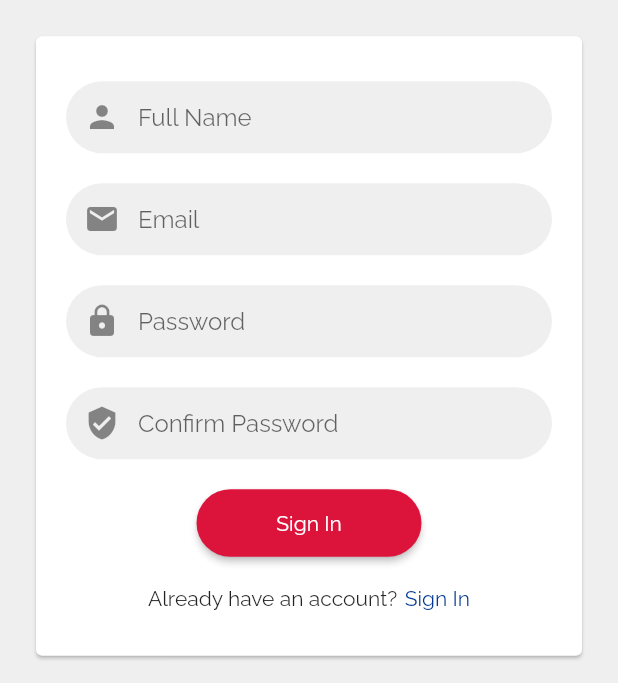
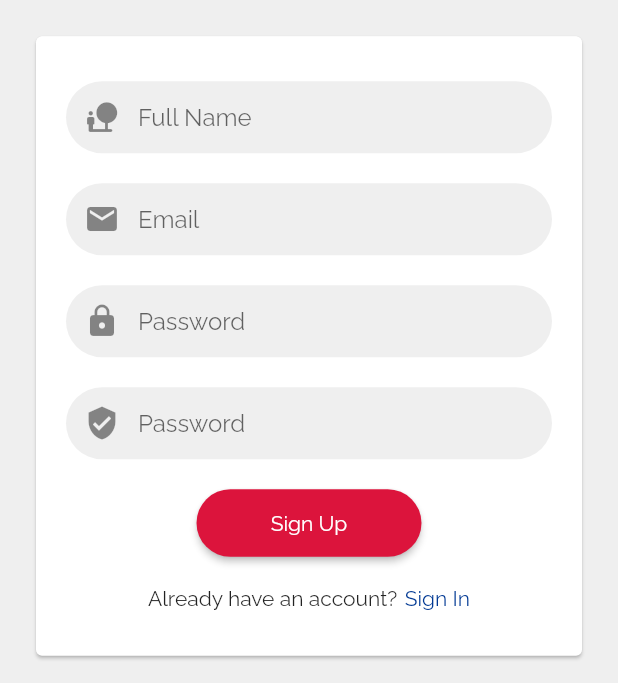
Before and after one commit to SabinTamangPakhrin/Saral-Notes, a Flutter app: the RegisterScreen screen opened directly, on a phone screen of 412 x 824 dp, the part 392-1075 px from its top. Run offline on Flutter 3.47's test engine with Material 2 defaults, Android fonts, the phone set to English and light mode, and no system bars; our stand-ins replace firebase_auth, firebase_core; accounts and stored records are empty.

Commit message:
Register screen refactored

```diff
--- a/lib/screens/register.dart
+++ b/lib/screens/register.dart
@@ -2,6 +2,7 @@ import 'package:flutter/material.dart';
 import 'package:saral_notes/screens/widgets/company_logo.dart';
 import 'package:saral_notes/screens/widgets/custom_button.dart';
 import 'package:saral_notes/screens/login.dart';
+import 'package:saral_notes/screens/widgets/custom_textfield.dart';
 import 'package:saral_notes/utils/authentication.dart';
 import 'package:saral_notes/utils/validator.dart';
 
@@ -19,15 +20,57 @@ class _RegisterScreenState extends State<RegisterScreen> {
 
   final _auth = Authentication();
 
-  TextEditingController _nameC = TextEditingController();
+  bool _loading = false;
 
-  TextEditingController _emailC = TextEditingController();
+  //decalting custom textfields
+  CustomTextField _nameTextField;
+  CustomTextField _emailTextField;
+  CustomTextField _passwordTextField;
+  CustomTextField _confirmPasswordTextField;
 
-  TextEditingController _passC = TextEditingController();
+  @override
+  void initState() {
 
-  TextEditingController _cpassC = TextEditingController();
-
-  bool _loading = false;
+    //initializing name, email, password and confirm password custom Textfield
+    _nameTextField = new CustomTextField(
+      hintText: 'Full Name',
+      icon: Icon(Icons.nature_people_rounded),
+      inputType: TextInputType.emailAddress,
+      showText: true,
+      validator: validator.fNameValidator,
+      visibilityIcon: false,
+    );
+    _emailTextField = new CustomTextField(
+      hintText: 'Email',
+      icon: Icon(Icons.mail),
+      inputType: TextInputType.emailAddress,
+      showText: true,
+      validator: validator.emailValidator,
+      visibilityIcon: false,
+    );
+    _passwordTextField = new CustomTextField(
+      hintText: 'Password',
+      icon: Icon(Icons.lock),
+      inputType: TextInputType.emailAddress,
+      showText: false,
+      validator: validator.passwordValidator,
+      visibilityIcon: false,
+    );
+    _confirmPasswordTextField = new CustomTextField(
+      hintText: 'Password',
+      icon: Icon(Icons.verified_user_sharp),
+      inputType: TextInputType.emailAddress,
+      showText: false,
+      validator: (value) {
+        if (value != _passwordTextField.getText()) {
+          return 'Password doesnot matched.';
+        }
+        return null;
+      },
+      visibilityIcon: false,
+    );
+    super.initState();
+  }
 
   @override
   Widget build(BuildContext context) {
@@ -68,13 +111,13 @@ class _RegisterScreenState extends State<RegisterScreen> {
           key: _formKey,
           child: Column(
             children: [
-              _nameTextField(),
+              _nameTextField,
               SizedBox(height: 20),
-              _emailTextField(),
+              _emailTextField,
               SizedBox(height: 20),
-              _passwordTextField(),
+              _passwordTextField,
               SizedBox(height: 20),
-              _confirmPasswordTextField(),
+              _confirmPasswordTextField,
               SizedBox(height: 20),
               _signUpBtn(),
               SizedBox(height: 20),
@@ -86,89 +129,9 @@ class _RegisterScreenState extends State<RegisterScreen> {
     );
   }
 
-  Widget _nameTextField() {
-    return TextFormField(
-      controller: _nameC,
-      decoration: InputDecoration(
-        hintText: 'Full Name',
-        filled: true,
-        fillColor: Color(0xffEFEFEF),
-        border: OutlineInputBorder(
-          borderSide: BorderSide.none,
-          borderRadius: BorderRadius.circular(40),
-        ),
-        prefixIcon: Icon(Icons.person),
-        contentPadding: EdgeInsets.all(8),
-      ),
-      validator: validator.fNameValidator,
-    );
-  }
-
-  Widget _emailTextField() {
-    return TextFormField(
-      controller: _emailC,
-      keyboardType: TextInputType.emailAddress,
-      decoration: InputDecoration(
-        hintText: 'Email',
-        filled: true,
-        fillColor: Color(0xffEFEFEF),
-        border: OutlineInputBorder(
-          borderSide: BorderSide.none,
-          borderRadius: BorderRadius.circular(40),
-        ),
-        prefixIcon: Icon(Icons.mail),
-        contentPadding: EdgeInsets.all(8),
-      ),
-      validator: validator.emailValidator,
-    );
-  }
-
-  Widget _passwordTextField() {
-    return TextFormField(
-      controller: _passC,
-      obscureText: true,
-      decoration: InputDecoration(
-        hintText: 'Password',
-        filled: true,
-        fillColor: Color(0xffEFEFEF),
-        border: OutlineInputBorder(
-          borderSide: BorderSide.none,
-          borderRadius: BorderRadius.circular(40),
-        ),
-        prefixIcon: Icon(Icons.lock),
-        contentPadding: EdgeInsets.all(8),
-      ),
-      validator: validator.passwordValidator,
-    );
-  }
-
-  Widget _confirmPasswordTextField() {
-    return TextFormField(
-      controller: _cpassC,
-      obscureText: true,
-      decoration: InputDecoration(
-        hintText: 'Confirm Password',
-        filled: true,
-        fillColor: Color(0xffEFEFEF),
-        border: OutlineInputBorder(
-          borderSide: BorderSide.none,
-          borderRadius: BorderRadius.circular(40),
-        ),
-        prefixIcon: Icon(Icons.verified_user),
-        contentPadding: EdgeInsets.all(8),
-      ),
-      validator: (value) {
-        if (value != _passC.text) {
-          return 'Password doesnot matched.';
-        }
-        return null;
-      },
-    );
-  }
-
   Widget _signUpBtn() {
     return CustomButton(
-      buttonTitle: 'SignUp',
+      buttonTitle: 'Sign Up',
       loading: _loading,
       onTap: signUp,
     );
@@ -200,7 +163,8 @@ class _RegisterScreenState extends State<RegisterScreen> {
       setState(() {
         _loading = true;
       });
-      bool success = await _auth.signUp(_emailC.text, _cpassC.text);
+      bool success = await _auth.signUp(
+          _emailTextField.getText(), _confirmPasswordTextField.getText());
       if (success) {
         setState(() {
           _loading = false;
--- a/lib/screens/widgets/custom_button.dart
+++ b/lib/screens/widgets/custom_button.dart
@@ -4,7 +4,8 @@ class CustomButton extends StatelessWidget {
   CustomButton({
     this.buttonTitle,
     this.onTap,
-    this.loading,  });
+    this.loading,
+  });
 
   final String buttonTitle;
   final Function onTap;
@@ -18,7 +19,7 @@ class CustomButton extends StatelessWidget {
         shape: RoundedRectangleBorder(borderRadius: BorderRadius.circular(40)),
         color: Color(0xffDC143C),
         textColor: Colors.white,
-        child: loading ? Text('Loading...') : Text('Sign In'),
+        child: loading ? Text('Loading...') : Text(buttonTitle),
         onPressed: loading ? null : onTap,
       ),
     );
--- a/lib/screens/widgets/custom_textfield.dart
+++ b/lib/screens/widgets/custom_textfield.dart
@@ -8,6 +8,7 @@ class CustomTextField extends StatefulWidget {
     this.icon,
     this.validator,
     this.showText = false,
+    this.visibilityIcon = true,
   });
 
   final TextEditingController textEditingController;
@@ -16,6 +17,7 @@ class CustomTextField extends StatefulWidget {
   final Icon icon;
   final Function validator;
   final bool showText;
+  final bool visibilityIcon;
   final _CustomTextFieldState _customTextFieldState =
       new _CustomTextFieldState();
   String getText() => _customTextFieldState.getText();
@@ -69,9 +71,11 @@ class _CustomTextFieldState extends State<CustomTextField> {
           borderRadius: BorderRadius.circular(40),
         ),
         prefixIcon: widget.icon,
-        suffixIcon: IconButton(
+        suffixIcon: !widget.visibilityIcon
+            ? null
+            : IconButton(
                 icon: Icon(
-            hidden ? Icons.visibility : Icons.visibility_off,
+                  hidden ? Icons.visibility_off : Icons.visibility,
                   size: 20,
                 ),
                 onPressed: () {
```
Also changed, not shown: lib/screens/login.dart (+5 -39 lines), lib/screens/profile.dart (+41 -1 lines). Lines whose indentation alone changed are shown as unchanged.
